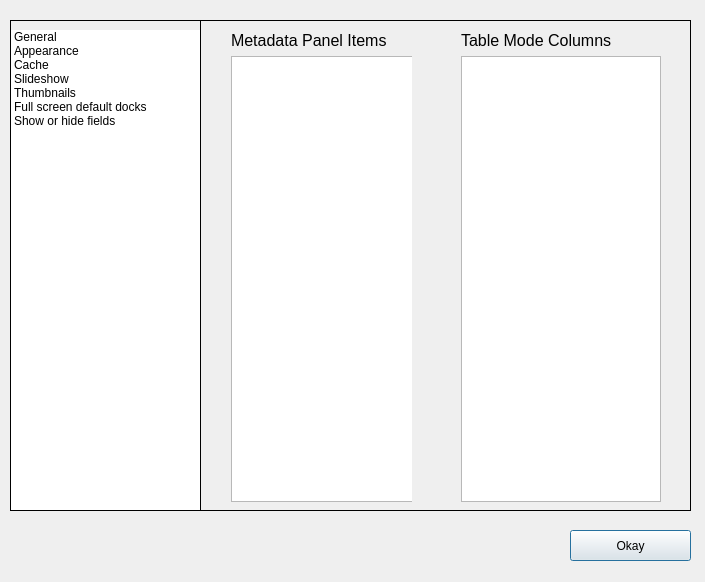
Qt form Dialogs/prefdlg.ui (towhee/Winnow64) before a commit.
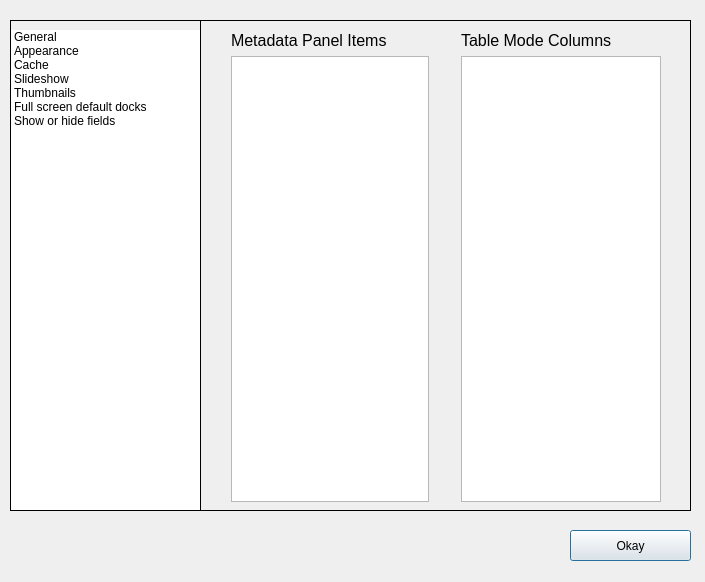
The same form after that commit. The open tabs and pages were chosen to show the change.

```diff
--- a/Dialogs/prefdlg.ui
+++ b/Dialogs/prefdlg.ui
@@ -1835,7 +1835,7 @@
        <rect>
         <x>20</x>
         <y>0</y>
-        <width>181</width>
+        <width>211</width>
         <height>471</height>
        </rect>
       </property>
```
Left out of the diff: 2 changed lines with no effect on the pictures.
